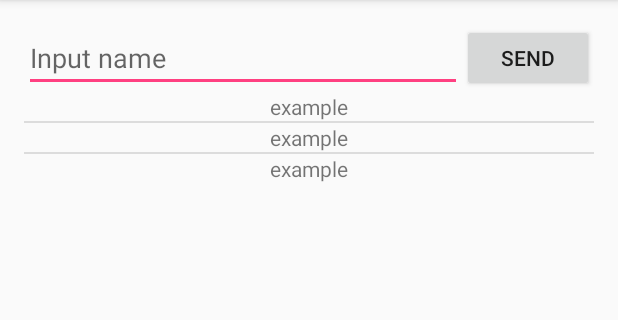
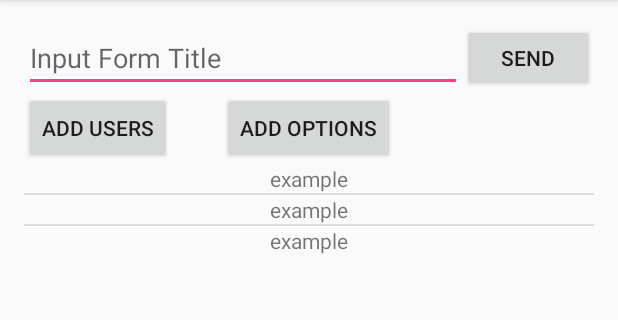
Before and after one commit to levensworth/GroupRequest-, an Android app: the screen it shows after launch (MainActivity), on a phone screen of 412 x 824 dp, the part 84-404 px from its top. Run offline under Robolectric (Android 15) with nearby library versions, the phone set to English and light mode, and no system bars; libraries missing offline, so code that uses them is left out: com.firebase.client; 4 statements that could not run were skipped.

Commit message:
fist working version

```diff
--- a/app/src/main/res/layout/activity_main.xml
+++ b/app/src/main/res/layout/activity_main.xml
@@ -27,14 +27,32 @@
         android:layout_alignParentStart="true"
         android:layout_toLeftOf="@+id/buttonSend"
         android:layout_toStartOf="@+id/buttonSend"
-        android:hint="Input name"/>
+        android:hint="Input Form Title"/>
 
     <ListView
         android:layout_width="wrap_content"
         android:layout_height="wrap_content"
         android:id="@+id/listView"
-        android:layout_centerHorizontal="true"
-        android:layout_below="@+id/buttonSend" />
+        android:layout_below="@+id/buttonAddOptions"
+        android:layout_alignParentLeft="true"
+        android:layout_alignParentStart="true" />
+
+    <Button
+        android:layout_width="wrap_content"
+        android:layout_height="wrap_content"
+        android:text="Add Options"
+        android:id="@+id/buttonAddOptions"
+        android:layout_below="@+id/editTextForm"
+        android:layout_centerHorizontal="true" />
+
+    <Button
+        android:layout_width="wrap_content"
+        android:layout_height="wrap_content"
+        android:text="Add Users"
+        android:id="@+id/buttonAddUsers"
+        android:layout_below="@+id/editTextForm"
+        android:layout_alignParentLeft="true"
+        android:layout_alignParentStart="true" />
 
 
 </RelativeLayout>
```
Also changed, not shown: app/src/main/java/com/bassanidevelopment/santiago/grouprequest/MainActivity.java (+21 -14 lines), app/src/main/java/com/bassanidevelopment/santiago/grouprequest/model/Form.java (+30 -14 lines), app/src/main/java/com/bassanidevelopment/santiago/grouprequest/model/User.java (+9 -7 lines), app/src/main/java/com/bassanidevelopment/santiago/grouprequest/model/Votes.java (+15 -5 lines).
